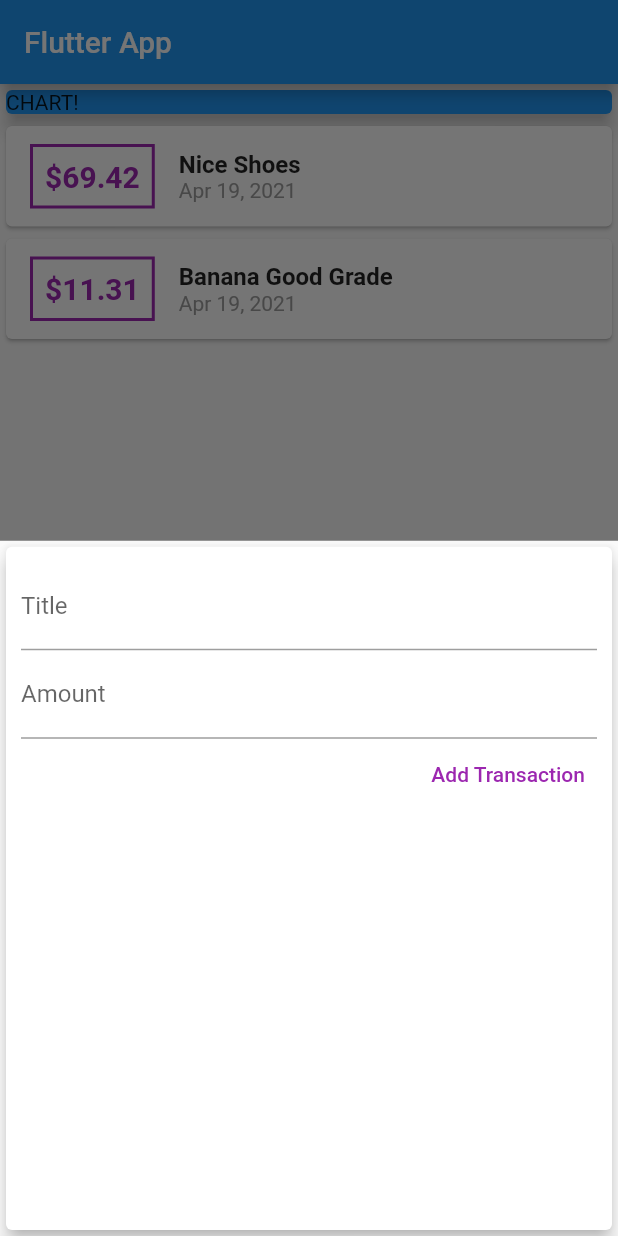
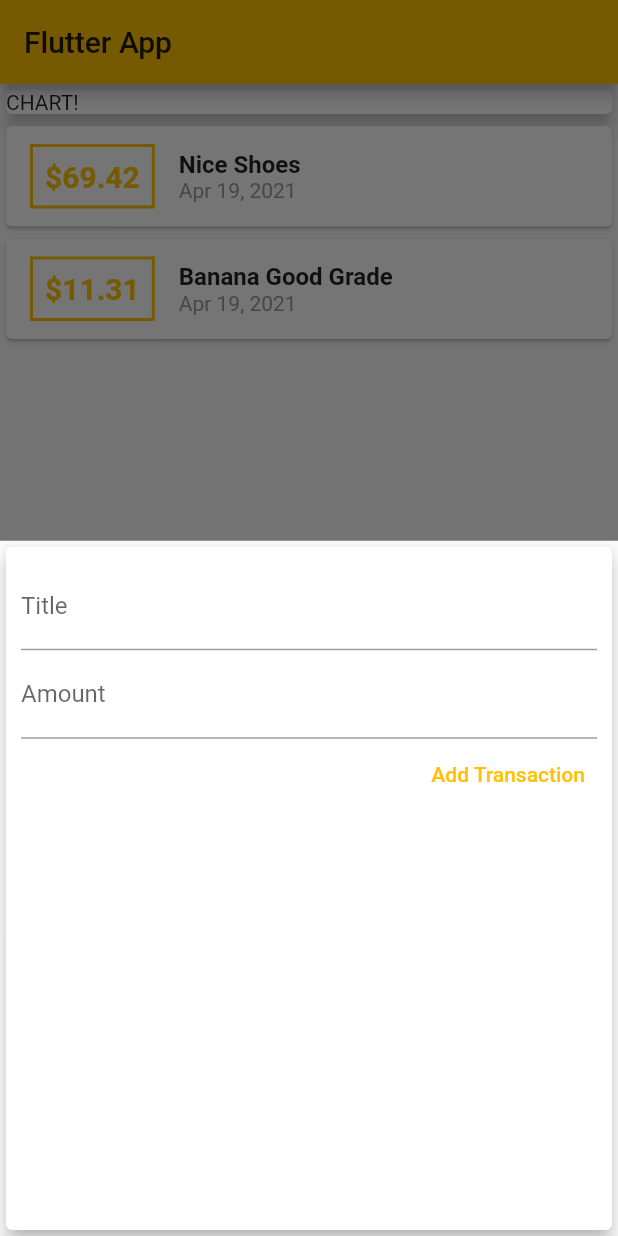
Before and after one commit to yusoofsh/demind, a Flutter app: the screen it shows after launch, after a tap on the "add" icon, on a phone screen of 412 x 824 dp. Run offline on Flutter 3.47's test engine with Material 2 defaults, Android fonts, the phone set to English and light mode, and no system bars.

Commit message:
feat(real): added theming

```diff
--- a/real/lib/main.dart
+++ b/real/lib/main.dart
@@ -11,6 +11,10 @@ class MyApp extends StatelessWidget {
   Widget build(BuildContext context) {
     return MaterialApp(
       title: 'Flutter App',
+      theme: ThemeData(
+        primarySwatch: Colors.amber,
+        accentColor: Colors.purpleAccent,
+      ),
       home: MyHomePage(),
     );
   }
@@ -78,7 +82,6 @@ class _MyHomePageState extends State<MyHomePage> {
             Container(
               width: double.infinity,
               child: Card(
-                color: Colors.blue,
                 child: Text('CHART!'),
                 elevation: 5,
               ),
--- a/real/lib/transaction/new_transaction_widget.dart
+++ b/real/lib/transaction/new_transaction_widget.dart
@@ -1,13 +1,19 @@
 import 'package:flutter/material.dart';
 
-class NewTransactionWidget extends StatelessWidget {
+class NewTransactionWidget extends StatefulWidget {
   final Function(String, double) addNewTransaction;
-  final _titleController = TextEditingController();
-  final _amountController = TextEditingController();
 
   NewTransactionWidget(
     this.addNewTransaction,
   );
+
+  @override
+  _NewTransactionWidgetState createState() => _NewTransactionWidgetState();
+}
+
+class _NewTransactionWidgetState extends State<NewTransactionWidget> {
+  final _titleController = TextEditingController();
+  final _amountController = TextEditingController();
 
   void _submitForm() {
     final _titleValue = _titleController.text;
@@ -17,10 +23,12 @@ class NewTransactionWidget extends StatelessWidget {
       return;
     }
 
-    addNewTransaction(
+    widget.addNewTransaction(
       _titleController.text,
       double.parse(_amountController.text),
     );
+
+    Navigator.pop(context);
   }
 
   @override
@@ -53,9 +61,6 @@ class NewTransactionWidget extends StatelessWidget {
               child: Text(
                 'Add Transaction',
               ),
-              style: TextButton.styleFrom(
-                primary: Colors.purple,
-              ),
               onPressed: _submitForm,
             ),
           ],
--- a/real/lib/transaction/transaction_list_widget.dart
+++ b/real/lib/transaction/transaction_list_widget.dart
@@ -27,7 +27,7 @@ class TransactionListWidget extends StatelessWidget {
                 ),
                 decoration: BoxDecoration(
                   border: Border.all(
-                    color: Colors.purple,
+                    color: Theme.of(context).primaryColor,
                     width: 2,
                   ),
                 ),
@@ -36,7 +36,7 @@ class TransactionListWidget extends StatelessWidget {
                   style: TextStyle(
                     fontWeight: FontWeight.bold,
                     fontSize: 20,
-                    color: Colors.purple,
+                    color: Theme.of(context).primaryColor,
                   ),
                 ),
               ),
```
Also changed, not shown: 1 other file.
